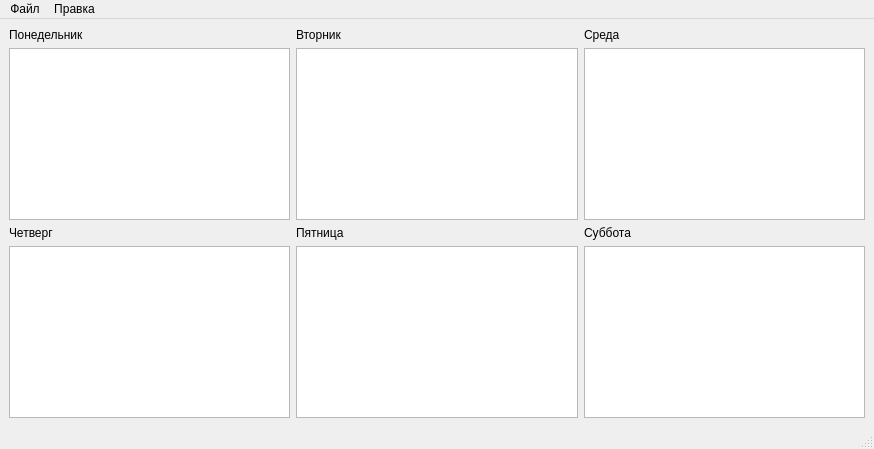
Old version of the form Seccesfuly/Shcool_schedule/mainwindow.ui in the repository SHCHERBA92/Shcool_schedule.
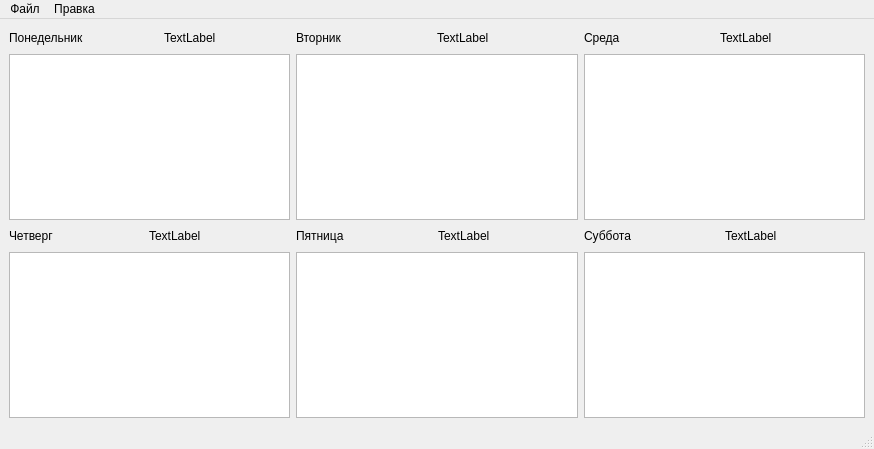
New version of the form.

Diff of the .ui file:
```diff
--- a/Seccesfuly/Shcool_schedule/mainwindow.ui
+++ b/Seccesfuly/Shcool_schedule/mainwindow.ui
@@ -14,76 +14,298 @@
    <string>MainWindow</string>
   </property>
   <widget class="QWidget" name="centralwidget">
-   <layout class="QGridLayout" name="gridLayout">
+   <layout class="QGridLayout" name="gridLayout_4">
+    <item row="0" column="0">
+     <layout class="QGridLayout" name="gridLayout_2">
+      <item row="0" column="0">
+       <layout class="QHBoxLayout" name="horizontalLayout">
+        <item>
+         <widget class="QLabel" name="labelMonday">
+          <property name="text">
+           <string>Понедельник</string>
+          </property>
+         </widget>
+        </item>
+        <item>
+         <spacer name="horizontalSpacer">
+          <property name="orientation">
+           <enum>Qt::Horizontal</enum>
+          </property>
+          <property name="sizeHint" stdset="0">
+           <size>
+            <width>40</width>
+            <height>20</height>
+           </size>
+          </property>
+         </spacer>
+        </item>
+        <item>
+         <widget class="QLabel" name="labelDateMonday">
+          <property name="text">
+           <string>TextLabel</string>
+          </property>
+         </widget>
+        </item>
+        <item>
+         <spacer name="horizontalSpacer_7">
+          <property name="orientation">
+           <enum>Qt::Horizontal</enum>
+          </property>
+          <property name="sizeHint" stdset="0">
+           <size>
+            <width>40</width>
+            <height>20</height>
+           </size>
+          </property>
+         </spacer>
+        </item>
+       </layout>
+      </item>
+      <item row="1" column="0">
+       <widget class="QTableWidget" name="tableWidgetMonday"/>
+      </item>
+      <item row="2" column="0">
+       <layout class="QHBoxLayout" name="horizontalLayout_2">
+        <item>
+         <widget class="QLabel" name="labelThursday">
+          <property name="text">
+           <string>Четверг</string>
+          </property>
+         </widget>
+        </item>
+        <item>
+         <spacer name="horizontalSpacer_2">
+          <property name="orientation">
+           <enum>Qt::Horizontal</enum>
+          </property>
+          <property name="sizeHint" stdset="0">
+           <size>
+            <width>40</width>
+            <height>20</height>
+           </size>
+          </property>
+         </spacer>
+        </item>
+        <item>
+         <widget class="QLabel" name="labelDateThursday">
+          <property name="text">
+           <string>TextLabel</string>
+          </property>
+         </widget>
+        </item>
+        <item>
+         <spacer name="horizontalSpacer_8">
+          <property name="orientation">
+           <enum>Qt::Horizontal</enum>
+          </property>
+          <property name="sizeHint" stdset="0">
+           <size>
+            <width>40</width>
+            <height>20</height>
+           </size>
+          </property>
+         </spacer>
+        </item>
+       </layout>
+      </item>
+      <item row="3" column="0">
+       <widget class="QTableWidget" name="tableWidgetThursday"/>
+      </item>
+     </layout>
+    </item>
     <item row="0" column="1">
-     <layout class="QVBoxLayout" name="verticalLayout_2">
-      <item>
-       <widget class="QLabel" name="label_3">
-        <property name="text">
-         <string>Вторник</string>
-        </property>
-       </widget>
+     <layout class="QGridLayout" name="gridLayout">
+      <item row="0" column="0">
+       <layout class="QHBoxLayout" name="horizontalLayout_3">
+        <item>
+         <widget class="QLabel" name="labelTuesday">
+          <property name="text">
+           <string>Вторник</string>
+          </property>
+         </widget>
+        </item>
+        <item>
+         <spacer name="horizontalSpacer_3">
+          <property name="orientation">
+           <enum>Qt::Horizontal</enum>
+          </property>
+          <property name="sizeHint" stdset="0">
+           <size>
+            <width>40</width>
+            <height>20</height>
+           </size>
+          </property>
+         </spacer>
+        </item>
+        <item>
+         <widget class="QLabel" name="labelDateTuesday">
+          <property name="text">
+           <string>TextLabel</string>
+          </property>
+         </widget>
+        </item>
+        <item>
+         <spacer name="horizontalSpacer_9">
+          <property name="orientation">
+           <enum>Qt::Horizontal</enum>
+          </property>
+          <property name="sizeHint" stdset="0">
+           <size>
+            <width>40</width>
+            <height>20</height>
+           </size>
+          </property>
+         </spacer>
+        </item>
+       </layout>
       </item>
-      <item>
-       <widget class="QTableWidget" name="tableWidget_2"/>
+      <item row="1" column="0">
+       <widget class="QTableWidget" name="tableWidgetTuesday"/>
       </item>
-      <item>
-       <widget class="QLabel" name="label_5">
-        <property name="text">
-         <string>Пятница</string>
-        </property>
-       </widget>
+      <item row="2" column="0">
+       <layout class="QHBoxLayout" name="horizontalLayout_4">
+        <item>
+         <widget class="QLabel" name="labelFriday">
+          <property name="text">
+           <string>Пятница</string>
+          </property>
+         </widget>
+        </item>
+        <item>
+         <spacer name="horizontalSpacer_4">
+          <property name="orientation">
+           <enum>Qt::Horizontal</enum>
+          </property>
+          <property name="sizeHint" stdset="0">
+           <size>
+            <width>40</width>
+            <height>20</height>
+           </size>
+          </property>
+         </spacer>
+        </item>
+        <item>
+         <widget class="QLabel" name="labelDateFriday">
+          <property name="text">
+           <string>TextLabel</string>
+          </property>
+         </widget>
+        </item>
+        <item>
+         <spacer name="horizontalSpacer_10">
+          <property name="orientation">
+           <enum>Qt::Horizontal</enum>
+          </property>
+          <property name="sizeHint" stdset="0">
+           <size>
+            <width>40</width>
+            <height>20</height>
+           </size>
+          </property>
+         </spacer>
+        </item>
+       </layout>
       </item>
-      <item>
-       <widget class="QTableWidget" name="tableWidget_4"/>
+      <item row="3" column="0">
+       <widget class="QTableWidget" name="tableWidgetFriday"/>
       </item>
      </layout>
     </item>
     <item row="0" column="2">
-     <layout class="QVBoxLayout" name="verticalLayout_3">
-      <item>
-       <widget class="QLabel" name="label_4">
-        <property name="text">
-         <string>Среда</string>
-        </property>
-       </widget>
+     <layout class="QGridLayout" name="gridLayout_3">
+      <item row="0" column="0">
+       <layout class="QHBoxLayout" name="horizontalLayout_5">
+        <item>
+         <widget class="QLabel" name="labelWednesday">
+          <property name="text">
+           <string>Среда</string>
+          </property>
+         </widget>
+        </item>
+        <item>
+         <spacer name="horizontalSpacer_5">
+          <property name="orientation">
+           <enum>Qt::Horizontal</enum>
+          </property>
+          <property name="sizeHint" stdset="0">
+           <size>
+            <width>40</width>
+            <height>20</height>
+           </size>
+          </property>
+         </spacer>
+        </item>
+        <item>
+         <widget class="QLabel" name="labelDateWednsday">
+          <property name="text">
+           <string>TextLabel</string>
+          </property>
+         </widget>
+        </item>
+        <item>
+         <spacer name="horizontalSpacer_11">
+          <property name="orientation">
+           <enum>Qt::Horizontal</enum>
+          </property>
+          <property name="sizeHint" stdset="0">
+           <size>
+            <width>40</width>
+            <height>20</height>
+           </size>
+          </property>
+         </spacer>
+        </item>
+       </layout>
       </item>
-      <item>
-       <widget class="QTableWidget" name="tableWidget_6"/>
+      <item row="1" column="0">
+       <widget class="QTableWidget" name="tableWidgetWednesday"/>
       </item>
-      <item>
-       <widget class="QLabel" name="label_6">
-        <property name="text">
-         <string>Суббота</string>
-        </property>
-       </widget>
+      <item row="2" column="0">
+       <layout class="QHBoxLayout" name="horizontalLayout_6">
+        <item>
+         <widget class="QLabel" name="labelSaturday">
+          <property name="text">
+           <string>Суббота</string>
+          </property>
+         </widget>
+        </item>
+        <item>
+         <spacer name="horizontalSpacer_6">
+          <property name="orientation">
+           <enum>Qt::Horizontal</enum>
+          </property>
+          <property name="sizeHint" stdset="0">
+           <size>
+            <width>40</width>
+            <height>20</height>
+           </size>
+          </property>
+         </spacer>
+        </item>
+        <item>
+         <widget class="QLabel" name="labelDateSaturday">
+          <property name="text">
+           <string>TextLabel</string>
+          </property>
+         </widget>
+        </item>
+        <item>
+         <spacer name="horizontalSpacer_12">
+          <property name="orientation">
+           <enum>Qt::Horizontal</enum>
+          </property>
+          <property name="sizeHint" stdset="0">
+           <size>
+            <width>40</width>
+            <height>20</height>
+           </size>
+          </property>
+         </spacer>
+        </item>
+       </layout>
       </item>
-      <item>
-       <widget class="QTableWidget" name="tableWidget_5"/>
-      </item>
-     </layout>
-    </item>
-    <item row="0" column="0">
-     <layout class="QVBoxLayout" name="verticalLayout">
-      <item>
-       <widget class="QLabel" name="label_2">
-        <property name="text">
-         <string>Понедельник</string>
-        </property>
-       </widget>
-      </item>
-      <item>
-       <widget class="QTableWidget" name="tableWidget"/>
-      </item>
-      <item>
-       <widget class="QLabel" name="label">
-        <property name="text">
-         <string>Четверг</string>
-        </property>
-       </widget>
-      </item>
-      <item>
-       <widget class="QTableWidget" name="tableWidget_3"/>
+      <item row="3" column="0">
+       <widget class="QTableWidget" name="tableWidgetSatuday"/>
       </item>
      </layout>
     </item>
```
Left out of the diff: 18 changed lines with no effect on the pictures.
